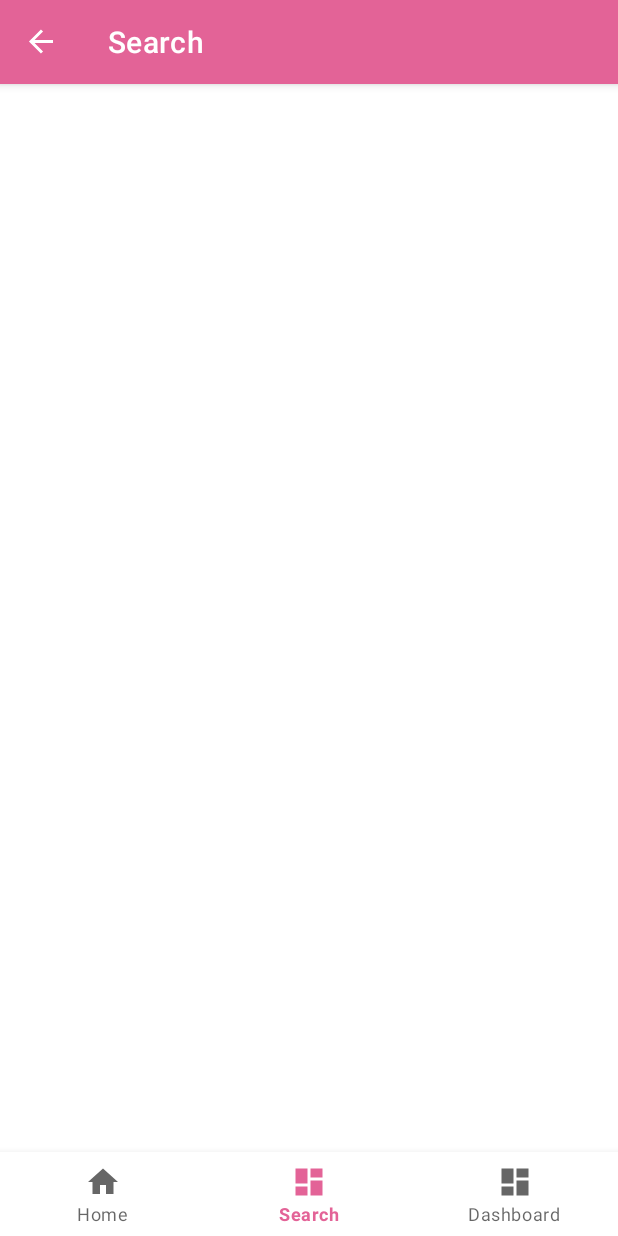
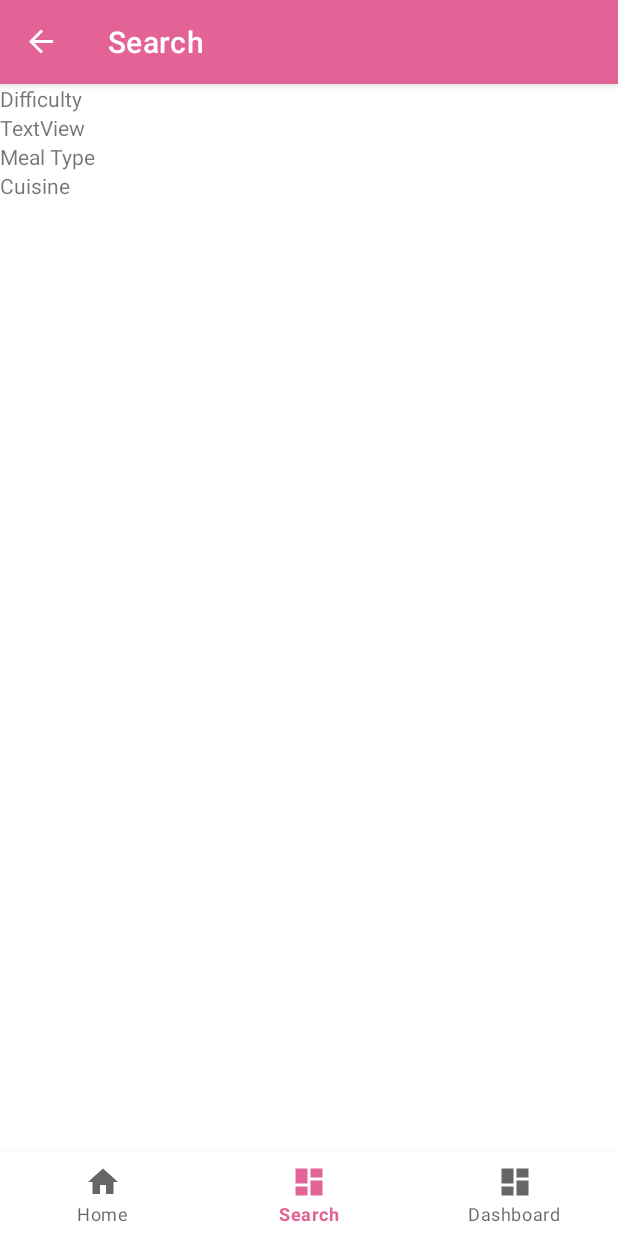
Before and after one commit to alfredbwong/FellowChef, an Android app: the screen it shows after launch (MainActivity), item 2 of the bottom bar chosen, on a phone screen of 412 x 824 dp. Run offline under Robolectric (Android 15) with nearby library versions, the phone set to English and light mode, and no system bars; our stand-ins replace data binding, navigation-ui; Roboto replaces fonts that are not available here; 7 statements that could not run were skipped.

Commit message:
Add RecipeFilter object.
- Added SearchFragment and associated classes with Dagger so SearchViewModel can be inject onAttach method
- Added sample string response on fragment_search on response success
- Added database implementation for RecipeCategory
- Added RecipeCategory (category_name, category_fields)
- Add RecipeRepository for getting recipe filter categories.

```diff
--- a/app/src/main/java/android/com/fellowchef/MainActivity.kt
+++ b/app/src/main/java/android/com/fellowchef/MainActivity.kt
@@ -1,28 +1,16 @@
 package android.com.fellowchef
 
 import android.com.fellowchef.databinding.ActivityMainBinding
-import android.com.fellowchef.di.HomeRecipeComponent
+import android.com.fellowchef.di.MainRecipeComponent
 import android.com.fellowchef.network.ConnectionType
 import android.com.fellowchef.network.NetworkMonitorUtil
 import android.com.fellowchef.ui.home.HomeViewModel
-import android.content.Context
-import android.content.Intent
-import android.graphics.Color
-import android.net.ConnectivityManager
-import android.net.NetworkCapabilities
-import android.net.NetworkCapabilities.NET_CAPABILITY_INTERNET
-import android.net.NetworkInfo
-import android.net.NetworkRequest
 import android.os.Build
 import android.os.Bundle
 import android.util.Log
-import android.view.LayoutInflater
-import android.view.View
-import android.widget.TextView
 import androidx.annotation.RequiresApi
 import androidx.appcompat.app.AppCompatActivity
 import androidx.databinding.DataBindingUtil
-import androidx.navigation.Navigation
 import androidx.navigation.findNavController
 import androidx.navigation.ui.AppBarConfiguration
 import androidx.navigation.ui.NavigationUI
@@ -37,7 +25,7 @@ class MainActivity : AppCompatActivity() {
     @Inject
     lateinit var homeViewModel: HomeViewModel
 
-    lateinit var homeRecipeComponent: HomeRecipeComponent
+    lateinit var mainRecipeComponent: MainRecipeComponent
 
     private val networkMonitor = NetworkMonitorUtil(this)
     private lateinit var binding : ActivityMainBinding
@@ -45,8 +33,8 @@ class MainActivity : AppCompatActivity() {
     override fun onCreate(savedInstanceState: Bundle?) {
         //Use Dagger to inject dependencies
 
-        homeRecipeComponent = (applicationContext as FellowChefApplication).appComponent.homeRecipeComponent().create()
-        homeRecipeComponent.inject(this)
+        mainRecipeComponent = (applicationContext as FellowChefApplication).appComponent.homeRecipeComponent().create()
+        mainRecipeComponent.inject(this)
 
 
 
--- a/app/src/main/java/android/com/fellowchef/database/RecipeDatabase.kt
+++ b/app/src/main/java/android/com/fellowchef/database/RecipeDatabase.kt
@@ -3,6 +3,7 @@ package android.com.fellowchef.database
 import android.com.fellowchef.database.converters.IngredientTypeConverter
 import android.com.fellowchef.database.converters.InstructionTypeConverter
 import android.com.fellowchef.database.converters.RecipeTypeConverter
+import android.com.fellowchef.database.model.RecipeCategory
 import android.com.fellowchef.ui.recipe.Recipe
 import android.content.Context
 import androidx.room.Database
@@ -11,7 +12,7 @@ import androidx.room.RoomDatabase
 import androidx.room.TypeConverters
 
 
-@Database(entities = [Recipe::class], version = 3)
+@Database(entities = [Recipe::class, RecipeCategory::class], version = 6)
 @TypeConverters(RecipeTypeConverter::class, IngredientTypeConverter::class, InstructionTypeConverter::class)
 abstract class RecipeDatabase : RoomDatabase() {
     abstract fun recipeDao(): RecipeDAO
--- a/app/src/main/java/android/com/fellowchef/di/AppComponent.kt
+++ b/app/src/main/java/android/com/fellowchef/di/AppComponent.kt
@@ -1,6 +1,5 @@
 package android.com.fellowchef.di
 
-import android.com.fellowchef.*
 import android.content.Context
 import dagger.BindsInstance
 import dagger.Component
@@ -16,7 +15,8 @@ interface AppComponent {
     }
 
     fun addRecipeComponent(): AddRecipeComponent.Factory
-    fun homeRecipeComponent(): HomeRecipeComponent.Factory
+    fun homeRecipeComponent(): MainRecipeComponent.Factory
+//    fun searchRecipeComponent(): SearchRecipeComponent.Factory
 
 
 }
--- a/app/src/main/java/android/com/fellowchef/di/AppSubcomponents.kt
+++ b/app/src/main/java/android/com/fellowchef/di/AppSubcomponents.kt
@@ -5,6 +5,6 @@ import dagger.hilt.InstallIn
 import dagger.hilt.components.SingletonComponent
 
 @InstallIn(SingletonComponent::class)
-@Module(subcomponents = [AddRecipeComponent::class, HomeRecipeComponent::class])
+@Module(subcomponents = [AddRecipeComponent::class, MainRecipeComponent::class, SearchRecipeComponent::class])
 class AppSubcomponents {
 }
--- a/app/src/main/java/android/com/fellowchef/di/HomeRecipeActivityScope.kt
+++ b/app/src/main/java/android/com/fellowchef/di/MainRecipeActivityScope.kt
@@ -5,5 +5,5 @@ import javax.inject.Scope
 @Scope
 @MustBeDocumented
 @Retention(value = AnnotationRetention.RUNTIME)
-annotation class HomeRecipeActivityScope {
+annotation class MainRecipeActivityScope {
 }
--- a/app/src/main/java/android/com/fellowchef/di/HomeRecipeComponent.kt
+++ b/app/src/main/java/android/com/fellowchef/di/MainRecipeComponent.kt
@@ -2,17 +2,19 @@ package android.com.fellowchef.di
 
 import android.com.fellowchef.*
 import android.com.fellowchef.ui.home.HomeFragment
+import android.com.fellowchef.ui.search.SearchFragment
 import dagger.Subcomponent
 
-@HomeRecipeActivityScope
+@MainRecipeActivityScope
 @Subcomponent
-interface HomeRecipeComponent {
+interface MainRecipeComponent {
 
     @Subcomponent.Factory
     interface Factory{
-        fun create(): HomeRecipeComponent
+        fun create(): MainRecipeComponent
     }
     fun inject(activity: MainActivity)
     fun inject(fragment: HomeFragment)
     fun inject(fragment: RecipeDetailFragment)
+    fun inject(fragment: SearchFragment)
 }
--- /dev/null
+++ b/app/src/main/java/android/com/fellowchef/di/SearchRecipeComponent.kt
@@ -0,0 +1,13 @@
+package android.com.fellowchef.di
+
+import android.com.fellowchef.ui.search.SearchFragment
+import dagger.Subcomponent
+
+@SearchRecipeActivityScope
+@Subcomponent
+interface SearchRecipeComponent {
+    @Subcomponent.Factory
+    interface Factory{
+        fun create(): SearchRecipeComponent
+    }
+}
--- a/app/src/main/java/android/com/fellowchef/repository/models/NetworkResource.kt
+++ b/app/src/main/java/android/com/fellowchef/repository/models/NetworkResource.kt
@@ -11,7 +11,7 @@ import android.com.fellowchef.repository.models.Response
 import android.util.Log
 
 
-abstract class NetworkResource<T,K>(private val viewModelScope: CoroutineScope){
+abstract class NetworkResource<T>(private val viewModelScope: CoroutineScope){
     private val result = MediatorLiveData<Resource<T>>()
     init{
         launch()
--- a/app/src/main/java/android/com/fellowchef/service/FellowChefRecipeService.kt
+++ b/app/src/main/java/android/com/fellowchef/service/FellowChefRecipeService.kt
@@ -1,5 +1,6 @@
 package android.com.fellowchef.service
 
+import android.com.fellowchef.database.model.RecipeCategory
 import android.com.fellowchef.ui.recipe.Recipe
 import com.squareup.moshi.Moshi
 import com.squareup.moshi.kotlin.reflect.KotlinJsonAdapterFactory
@@ -22,6 +23,9 @@ private val retrofit = Retrofit.Builder()
 interface FellowChefRecipeService {
     @GET("/api/json/v1/recipes")
     fun getRecipes(): Call<List<Recipe>>
+
+    @GET("/api/json/v1/recipeFilters")
+    fun getRecipeFilters(): Call<List<RecipeCategory>>
 }
 
 object FellowChefRecipeApi {
--- a/app/src/main/java/android/com/fellowchef/ui/home/HomeFragment.kt
+++ b/app/src/main/java/android/com/fellowchef/ui/home/HomeFragment.kt
@@ -1,26 +1,14 @@
 package android.com.fellowchef.ui.home
 
-import android.com.fellowchef.AddRecipeActivity
-import android.com.fellowchef.FellowChefApplication
 import android.com.fellowchef.MainActivity
 import android.os.Bundle
 import android.view.LayoutInflater
 import android.view.View
 import android.view.ViewGroup
-import android.widget.TextView
 import androidx.fragment.app.Fragment
 import androidx.lifecycle.Observer
-import androidx.lifecycle.ViewModelProvider
-import android.com.fellowchef.R
 import android.com.fellowchef.databinding.FragmentHomeBinding
-import android.com.fellowchef.di.HomeRecipeComponent
-import android.com.fellowchef.ui.recipe.Recipe
-import android.com.fellowchef.ui.recipe.RecipeAdapter
-import android.com.fellowchef.ui.viewmodel.AddRecipeViewModel
 import android.content.Context
-import android.util.Log
-import android.widget.Toast
-import androidx.recyclerview.widget.LinearLayoutManager
 import javax.inject.Inject
 
 class HomeFragment : Fragment() {
@@ -57,7 +45,7 @@ class HomeFragment : Fragment() {
     override fun onAttach(context: Context) {
         super.onAttach(context)
         //Use Dagger to inject this fragment
-        (activity as MainActivity).homeRecipeComponent.inject(this)
+        (activity as MainActivity).mainRecipeComponent.inject(this)
     }
 
     companion object {
--- a/app/src/main/java/android/com/fellowchef/ui/search/SearchFragment.kt
+++ b/app/src/main/java/android/com/fellowchef/ui/search/SearchFragment.kt
@@ -1,5 +1,6 @@
 package android.com.fellowchef.ui.search
 
+import android.com.fellowchef.MainActivity
 import android.os.Bundle
 import android.view.LayoutInflater
 import android.view.View
@@ -10,10 +11,19 @@ import androidx.lifecycle.Observer
 import androidx.lifecycle.ViewModelProvider
 import android.com.fellowchef.R
 import android.com.fellowchef.databinding.FragmentSearchBinding
+import android.com.fellowchef.di.MainRecipeActivityScope
+import android.com.fellowchef.di.SearchRecipeActivityScope
+import android.com.fellowchef.ui.home.HomeViewModel
+import android.content.Context
+import android.util.Log
+import javax.inject.Inject
 
+@MainRecipeActivityScope
 class SearchFragment : Fragment() {
     private lateinit var binding: FragmentSearchBinding
-    private lateinit var searchViewModel: SearchViewModel
+
+    @Inject
+    lateinit var searchViewModel : SearchViewModel
 
     override fun onCreateView(
             inflater: LayoutInflater,
@@ -21,7 +31,19 @@ class SearchFragment : Fragment() {
             savedInstanceState: Bundle?
     ): View? {
         binding = FragmentSearchBinding.inflate(inflater, container, false)
-
+        searchViewModel.listOfRecipeFilters.observe(viewLifecycleOwner, Observer {
+            recipeCateogryResource ->
+            Log.i(TAG, "listOfRecipeFilters = ${recipeCateogryResource}")
+            binding.responseText.text = recipeCateogryResource.data.toString()
+        })
         return binding.root
     }
+
+    override fun onAttach(context: Context) {
+        super.onAttach(context)
+        (activity as MainActivity).mainRecipeComponent.inject(this)
+    }
+    companion object{
+        const val TAG = "SearchFragment"
+    }
 }
--- a/app/src/main/res/layout/fragment_search.xml
+++ b/app/src/main/res/layout/fragment_search.xml
@@ -7,9 +7,40 @@
 
     </data>
 
-    <androidx.constraintlayout.widget.ConstraintLayout
+    <androidx.core.widget.NestedScrollView
         android:layout_width="match_parent"
         android:layout_height="match_parent"
-        tools:context=".ui.search.SearchFragment" >
-    </androidx.constraintlayout.widget.ConstraintLayout>
+        tools:context=".ui.search.SearchFragment">
+        <LinearLayout
+            android:layout_width="match_parent"
+            android:layout_height="wrap_content"
+            android:orientation="vertical">
+
+            <TextView
+                android:id="@+id/difficultySection"
+                android:layout_width="match_parent"
+                android:layout_height="wrap_content"
+                android:text="@string/difficulty_section" />
+
+            <TextView
+                android:id="@+id/responseText"
+                android:layout_width="match_parent"
+                android:layout_height="wrap_content"
+                android:text="TextView" />
+
+            <TextView
+                android:id="@+id/mealTypeSection"
+                android:layout_width="match_parent"
+                android:layout_height="wrap_content"
+                android:text="@string/meal_type_section" />
+
+            <TextView
+                android:id="@+id/cuisineSection"
+                android:layout_width="match_parent"
+                android:layout_height="wrap_content"
+                android:text="@string/cuisine_section" />
+        </LinearLayout>
+
+    </androidx.core.widget.NestedScrollView>
+
 </layout>
--- a/app/src/main/res/values/strings.xml
+++ b/app/src/main/res/values/strings.xml
@@ -35,4 +35,7 @@
     <string name="network_error_text">You must turn on the network in order to proceed!</string>
     <string name="search_text">Search</string>
     <string name="title_search">Search</string>
+    <string name="difficulty_section">Difficulty</string>
+    <string name="meal_type_section">Meal Type</string>
+    <string name="cuisine_section">Cuisine</string>
 </resources>
```
Also changed, not shown: app/src/main/java/android/com/fellowchef/database/RecipeDAO.kt (+16 -0 lines), app/src/main/java/android/com/fellowchef/database/model/RecipeCategory.kt (added, +21 -0 lines), app/src/main/java/android/com/fellowchef/di/SearchRecipeActivityScope.kt (added, +9 -0 lines), app/src/main/java/android/com/fellowchef/repository/RecipeRepository.kt (+38 -3 lines), app/src/main/java/android/com/fellowchef/ui/home/HomeViewModel.kt (+2 -8 lines), app/src/main/java/android/com/fellowchef/ui/search/SearchViewModel.kt (+42 -7 lines).
